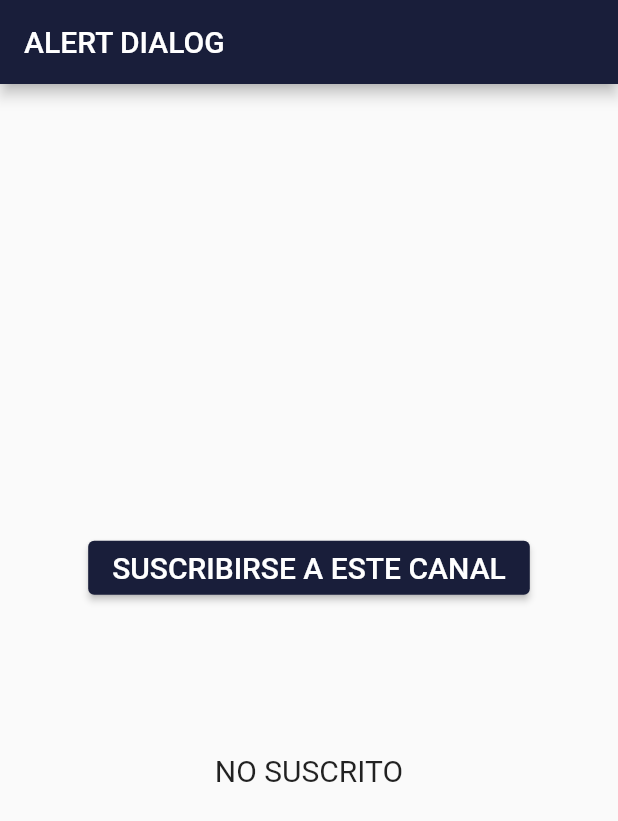
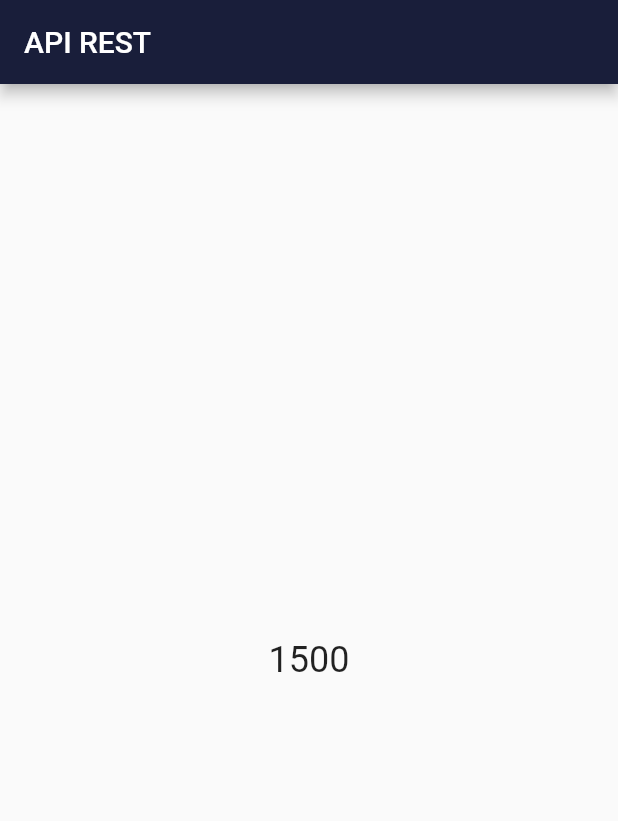
Before and after one commit to ocampojosue/flutter_start, a Flutter app: the screen it shows after launch, on a phone screen of 412 x 824 dp. Shown: the top 821 px of the screen. Run offline on Flutter 3.47's test engine with Material 2 defaults, Android fonts, the phone set to English and light mode, and no system bars.

Commit message:
Crear una clase por parámetros

```diff
--- a/lib/main.dart
+++ b/lib/main.dart
@@ -1,4 +1,4 @@
-// ignore_for_file: deprecated_member_use
+// ignore_for_file: deprecated_member_use, avoid_print, unnecessary_new, prefer_final_fields
 
 import 'package:flutter/material.dart';
 
@@ -27,81 +27,43 @@ class Home extends StatefulWidget {
 }
 
 class _HomeState extends State<Home> {
-  bool _suscribe = false;
+  Empresa _facebook = new Empresa("Facebook", "Mark", 1000);
+  Empresa _google = new Empresa("Google", "Josue", 1500);
+
+  @override
+  void initState() {
+    super.initState();
+    print(_facebook.nombre);
+    print(_facebook.propietario);
+    print(_facebook.ingresoAnual);
+  }
+
   @override
   Widget build(BuildContext context) {
     return Scaffold(
       appBar: AppBar(
-        title: const Text("ALERT DIALOG"),
-        backgroundColor: const Color(0xFF191e3a),
+        title: const Text("API REST"),
+        backgroundColor: const Color(
+          0xFF191e3a,
+        ),
       ),
       body: Center(
-        child: Column(
-          mainAxisAlignment: MainAxisAlignment.center,
-          children: [
-            ElevatedButton(
-              style: ElevatedButton.styleFrom(
-                primary: const Color(0xFF191e3a),
-              ),
-              child: Text(
-                _suscribe
-                    ? "CANCELAR SUSCRIPCIÓN AL CANAL"
-                    : "SUSCRIBIRSE A ESTE CANAL",
-                style: const TextStyle(
-                  fontSize: 20.0,
-                  color: Colors.white,
-                ),
-              ),
-              onPressed: () {
-                _showAlert(context);
-              },
-            ),
-            const SizedBox(
-              height: 100,
-            ),
-            Text(
-              _suscribe ? "SUSCRITO" : "NO SUSCRITO",
-              style: const TextStyle(
-                fontSize: 20.0,
-              ),
-            ),
-          ],
+        child: Text(
+          _google.ingresoAnual.toString(),
+          style: const TextStyle(
+            fontSize: 24.0,
+          ),
         ),
       ),
     );
   }
+}
 
-  void _showAlert(BuildContext context) {
-    showDialog(
-      barrierDismissible: false,
-      context: context,
-      builder: (_) => AlertDialog(
-        title: const Text("SUSCRÍBETE"),
-        content: Text(
-          _suscribe
-              ? "¿SEGURO DE QUERER CANCELAR LA SUSCRIPCIÓN AL CANAL?"
-              : "¿SEGURO DE QUERER SUSCRIBIRSE A ESTE CANAL?",
-        ),
-        actions: [
-          TextButton(
-            onPressed: () {
-              print("SI");
-              setState(() {
-                _suscribe = !_suscribe;
-              });
-              Navigator.pop(context);
-            },
-            child: const Text("SI"),
-          ),
-          TextButton(
-            onPressed: () {
-              print("NO");
-              Navigator.pop(context);
-            },
-            child: const Text("CANCELAR"),
-          ),
-        ],
-      ),
-    );
+class Empresa {
+  final String nombre;
+  final String propietario;
+  final int ingresoAnual;
+  Empresa(this.nombre, this.propietario, this.ingresoAnual) {
+    print("object");
   }
 }
```
